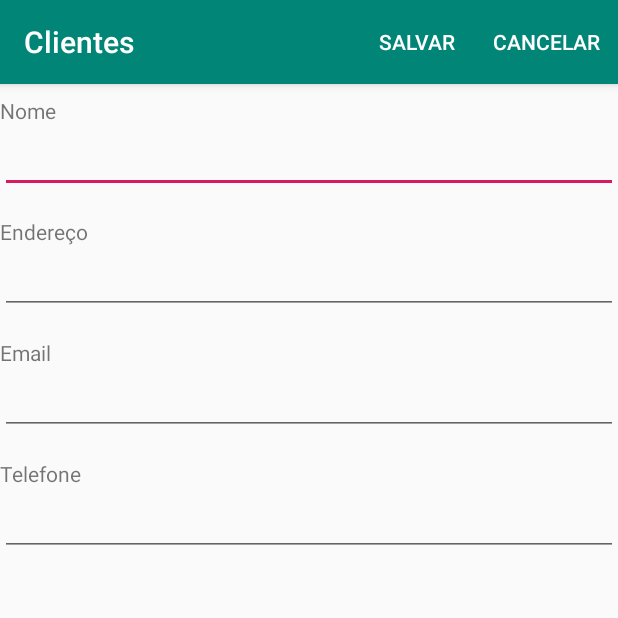
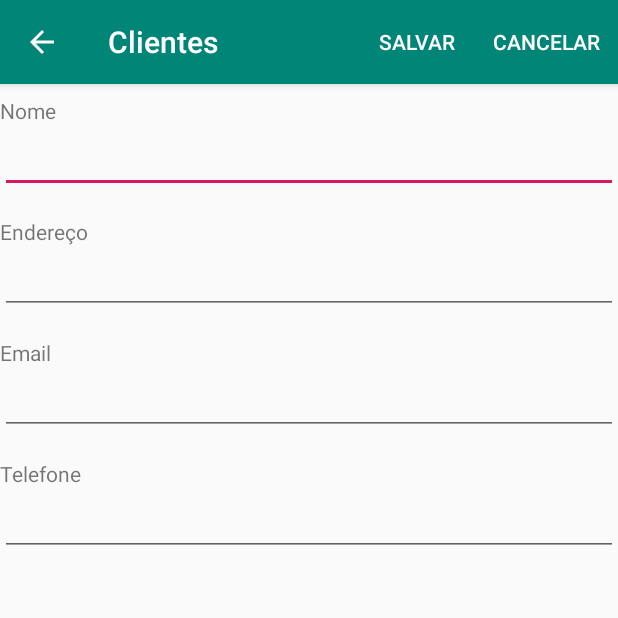
Before and after one commit to RogerPhilippe/CadClient, an Android app: the screen it shows after launch (CadClienteActivity), after a tap on an icon or button, on a phone screen of 412 x 824 dp, the top half of it. Run offline under Robolectric (Android 15) with nearby library versions, the phone set to English and light mode, and no system bars; 2 statements that could not run were skipped.

```diff
--- a/app/src/main/java/br/com/philippesis/cadclient/CadClienteActivity.java
+++ b/app/src/main/java/br/com/philippesis/cadclient/CadClienteActivity.java
@@ -34,6 +34,7 @@ public class CadClienteActivity extends BaseActivity {
         setContentView(R.layout.activity_cad_cliente);
         Toolbar toolbar = (Toolbar) findViewById(R.id.toolbar);
         setSupportActionBar(toolbar);
+        getSupportActionBar().setDisplayHomeAsUpEnabled(true);
 
         edtName = (EditText) findViewById(R.id.idedtName);
         edtAddress = (EditText) findViewById(R.id.idedtAddress);
@@ -56,6 +57,10 @@ public class CadClienteActivity extends BaseActivity {
         int id = item.getItemId();
 
         switch (id) {
+            case android.R.id.home:
+                finish();
+                break;
+
             case R.id.idActionSalvar:
                 if(save()) {
                     genericAlert(this, "Aviso", "Salvo com Sucesso!", "OK");
@@ -65,11 +70,13 @@ public class CadClienteActivity extends BaseActivity {
                     genericAlert(this, "", "Erro ao tentar salvar.\nVerifique se preencheu corretamente todos os campos.", "OK");
                 }
                 break;
+
             case R.id.idActionCancelar:
                 finish();
                 break;
             default:
                 break;
+
         }
         return super.onOptionsItemSelected(item);
     }
@@ -136,6 +143,7 @@ public class CadClienteActivity extends BaseActivity {
         return result;
     }
 
+    // Pegar parâmetros vindos do Recycleview da MainActivity
     private boolean getParams() {
 
         boolean isParams = false;
--- a/app/src/main/java/br/com/philippesis/cadclient/MainActivity.java
+++ b/app/src/main/java/br/com/philippesis/cadclient/MainActivity.java
@@ -93,4 +93,10 @@ public class MainActivity extends BaseActivity {
         }
 
     }
+
+    @Override
+    protected void onStart() {
+        setMsg(this, "Regressei. :-)");
+        super.onStart();
+    }
 }
--- a/app/src/main/res/layout/line_client_recycleview.xml
+++ b/app/src/main/res/layout/line_client_recycleview.xml
@@ -3,7 +3,8 @@
     xmlns:app="http://schemas.android.com/apk/res-auto"
     xmlns:tools="http://schemas.android.com/tools"
     android:layout_width="match_parent"
-    android:layout_height="wrap_content">
+    android:layout_height="wrap_content"
+    android:foreground="?attr/selectableItemBackground">
 
     <TextView
         android:id="@+id/idtxtTitleLineRecycleview"
```
Also changed, not shown: app/src/main/java/br/com/philippesis/cadclient/ClientAdapter.java (+39 -0 lines).
